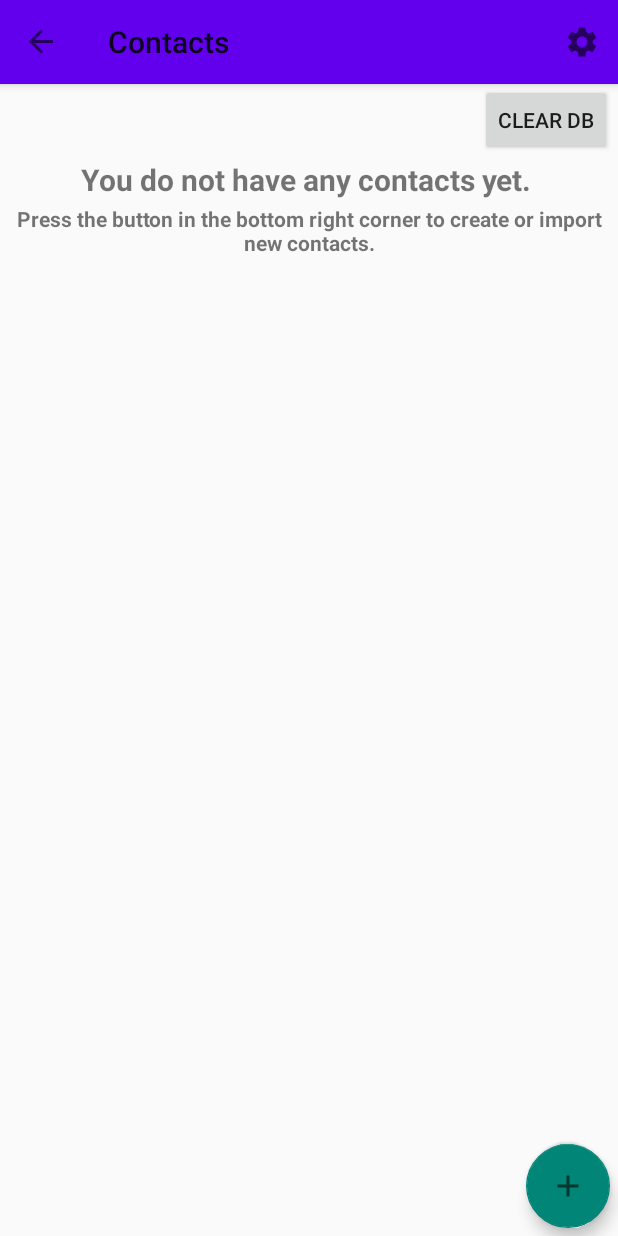
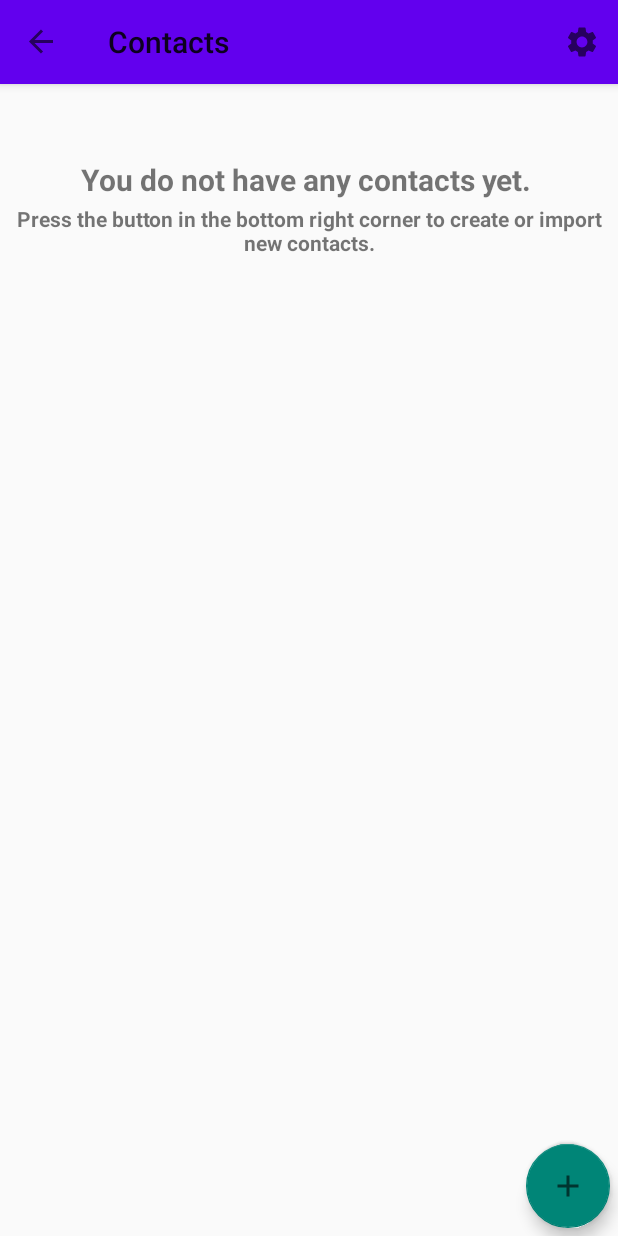
Before and after one commit to UniAdrian/CC2CoronoTracker, an Android app: the ContactsFragment screen opened through its navigation route, on a phone screen of 412 x 824 dp. Run offline under Robolectric (Android 15) with nearby library versions, the phone set to English and light mode, and no system bars; our stand-ins replace Dagger/Hilt's generated code, data binding, navigation-ui; pictures from the network do not load; 4 statements that could not run were skipped.

Commit message:
Removed debug button 'Clear DB' from contact page.

```diff
--- a/app/src/main/res/layout/fragment_contacts.xml
+++ b/app/src/main/res/layout/fragment_contacts.xml
@@ -115,16 +115,6 @@
             app:layout_constraintEnd_toEndOf="parent"
             app:srcCompat="@drawable/ic_baseline_add_24" />
 
-        <Button
-            android:id="@+id/button3"
-            android:layout_width="wrap_content"
-            android:layout_height="wrap_content"
-            android:layout_marginEnd="4dp"
-            android:onClick="@{() -> contactVM.clearDatabase()}"
-            android:text="Clear DB"
-            app:layout_constraintEnd_toEndOf="parent"
-            app:layout_constraintTop_toTopOf="parent" />
-
         <ProgressBar
             android:id="@+id/spinnerIsLoading"
             style="?android:attr/progressBarStyle"
```
